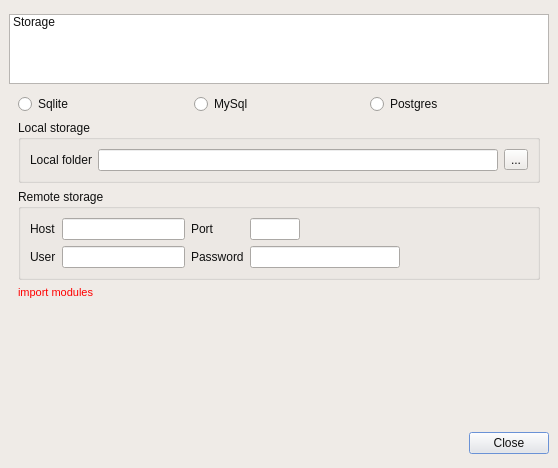
First picture: the form in src/ui_icepapcms/qt_designer_files/dialogpreferences.ui, repository ALBA-Synchrotron/IcepapCMS, before the edit.
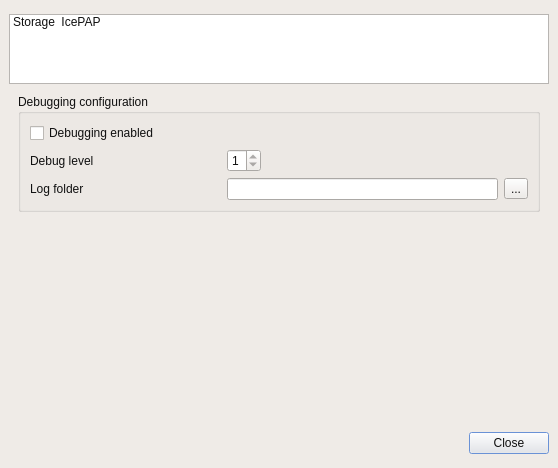
Second picture: the form after the edit. The open tabs and pages were chosen to show the change. Icons and pictures are not drawn.

What changed in the file:
```diff
--- a/src/ui_icepapcms/qt_designer_files/dialogpreferences.ui
+++ b/src/ui_icepapcms/qt_designer_files/dialogpreferences.ui
@@ -488,7 +488,19 @@
    <property name="margin" >
     <number>9</number>
    </property>
-   <property name="spacing" >
+   <property name="topMargin" >
+    <number>9</number>
+   </property>
+   <property name="rightMargin" >
+    <number>9</number>
+   </property>
+   <property name="bottomMargin" >
+    <number>9</number>
+   </property>
+   <property name="horizontalSpacing" >
+    <number>6</number>
+   </property>
+   <property name="verticalSpacing" >
     <number>6</number>
    </property>
    <item row="1" column="0" >
@@ -501,7 +513,19 @@
        <property name="margin" >
         <number>9</number>
        </property>
-       <property name="spacing" >
+       <property name="topMargin" >
+        <number>9</number>
+       </property>
+       <property name="rightMargin" >
+        <number>9</number>
+       </property>
+       <property name="bottomMargin" >
+        <number>9</number>
+       </property>
+       <property name="horizontalSpacing" >
+        <number>6</number>
+       </property>
+       <property name="verticalSpacing" >
         <number>6</number>
        </property>
        <item row="4" column="0" >
@@ -644,7 +668,19 @@
           <property name="margin" >
            <number>9</number>
           </property>
-          <property name="spacing" >
+          <property name="topMargin" >
+           <number>9</number>
+          </property>
+          <property name="rightMargin" >
+           <number>9</number>
+          </property>
+          <property name="bottomMargin" >
+           <number>9</number>
+          </property>
+          <property name="horizontalSpacing" >
+           <number>6</number>
+          </property>
+          <property name="verticalSpacing" >
            <number>6</number>
           </property>
           <item row="1" column="5" >
@@ -816,15 +852,105 @@
        </item>
       </layout>
      </widget>
-     <widget class="QWidget" name="pageUsers" />
+     <widget class="QWidget" name="pageIcepap" >
+      <layout class="QVBoxLayout" >
+       <item>
+        <widget class="QGroupBox" name="groupBox" >
+         <property name="title" >
+          <string>Debugging configuration</string>
+         </property>
+         <layout class="QGridLayout" >
+          <item row="0" column="0" colspan="3" >
+           <widget class="QCheckBox" name="chkDebug" >
+            <property name="text" >
+             <string>Debugging enabled</string>
+            </property>
+           </widget>
+          </item>
+          <item row="1" column="0" >
+           <widget class="QLabel" name="label_5" >
+            <property name="text" >
+             <string>Debug level</string>
+            </property>
+           </widget>
+          </item>
+          <item row="1" column="1" >
+           <widget class="QSpinBox" name="sbDebugLevel" >
+            <property name="sizePolicy" >
+             <sizepolicy vsizetype="Fixed" hsizetype="Fixed" >
+              <horstretch>0</horstretch>
+              <verstretch>0</verstretch>
+             </sizepolicy>
+            </property>
+            <property name="minimum" >
+             <number>1</number>
+            </property>
+            <property name="maximum" >
+             <number>1</number>
+            </property>
+           </widget>
+          </item>
+          <item row="1" column="2" colspan="2" >
+           <spacer>
+            <property name="orientation" >
+             <enum>Qt::Horizontal</enum>
+            </property>
+            <property name="sizeHint" >
+             <size>
+              <width>261</width>
+              <height>20</height>
+             </size>
+            </property>
+           </spacer>
+          </item>
+          <item row="2" column="0" >
+           <widget class="QLabel" name="label_6" >
+            <property name="text" >
+             <string>Log folder</string>
+            </property>
+           </widget>
+          </item>
+          <item row="2" column="1" colspan="2" >
+           <widget class="QLineEdit" name="txtLogFolder" >
+            <property name="maximumSize" >
+             <size>
+              <width>1666666</width>
+              <height>16777215</height>
+             </size>
+            </property>
+           </widget>
+          </item>
+          <item row="2" column="3" >
+           <widget class="QToolButton" name="btnLogBrowser" >
+            <property name="text" >
+             <string>...</string>
+            </property>
+           </widget>
+          </item>
+         </layout>
+        </widget>
+       </item>
+       <item>
+        <spacer>
+         <property name="orientation" >
+          <enum>Qt::Vertical</enum>
+         </property>
+         <property name="sizeHint" >
+          <size>
+           <width>20</width>
+           <height>131</height>
+          </size>
+         </property>
+        </spacer>
+       </item>
+      </layout>
+     </widget>
     </widget>
    </item>
    <item row="0" column="0" >
     <widget class="QListWidget" name="listWidget" >
      <property name="sizePolicy" >
-      <sizepolicy>
-       <hsizetype>7</hsizetype>
-       <vsizetype>0</vsizetype>
+      <sizepolicy vsizetype="Fixed" hsizetype="Expanding" >
        <horstretch>0</horstretch>
        <verstretch>0</verstretch>
       </sizepolicy>
@@ -876,16 +1002,33 @@
        <iconset resource="icepapcms.qrc" >:/icons/IcepapCfg Icons/database.png</iconset>
       </property>
      </item>
+     <item>
+      <property name="text" >
+       <string>IcePAP</string>
+      </property>
+      <property name="icon" >
+       <iconset resource="icepapcms.qrc" >:/small_icons/IcepapCfg Icons/Icepapicon.png</iconset>
+      </property>
+     </item>
     </widget>
    </item>
    <item row="2" column="0" >
     <layout class="QHBoxLayout" >
-     <property name="margin" >
-      <number>0</number>
-     </property>
      <property name="spacing" >
       <number>6</number>
      </property>
+     <property name="leftMargin" >
+      <number>0</number>
+     </property>
+     <property name="topMargin" >
+      <number>0</number>
+     </property>
+     <property name="rightMargin" >
+      <number>0</number>
+     </property>
+     <property name="bottomMargin" >
+      <number>0</number>
+     </property>
      <item>
       <spacer>
        <property name="orientation" >
```
Left out of the diff: 36 changed lines with no effect on the pictures.
